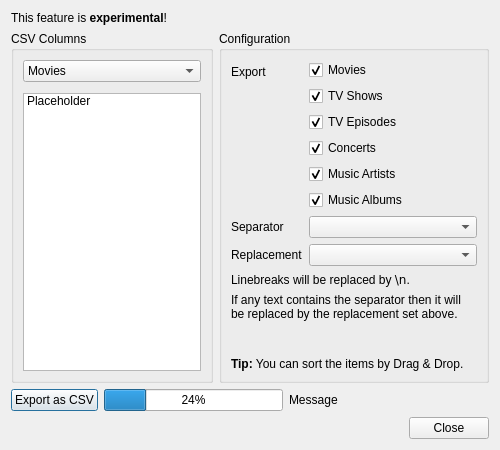
Before: the Qt Designer form src/ui/export/CsvExportDialog.ui in Komet/MediaElch, drawn with Qt 5.
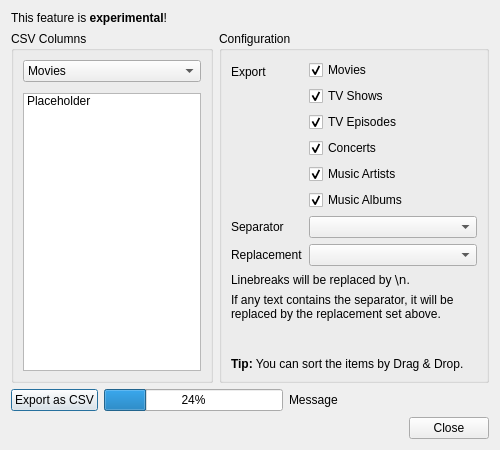
After: the same form once the commit is applied. Custom widgets are drawn as their Qt base class.

Commit message: [CSV Export] Update strings for translations

```diff
--- a/src/ui/export/CsvExportDialog.ui
+++ b/src/ui/export/CsvExportDialog.ui
@@ -360,7 +360,7 @@
         <item>
          <widget class="QLabel" name="lblTextReplacements">
           <property name="text">
-           <string>If any text contains the separator then it will be replaced by the replacement set above.</string>
+           <string>If any text contains the separator, it will be replaced by the replacement set above.</string>
           </property>
           <property name="wordWrap">
            <bool>true</bool>
```
Left out of the diff: 2 changed lines with no effect on the pictures. The commit also changes 1 other file.
